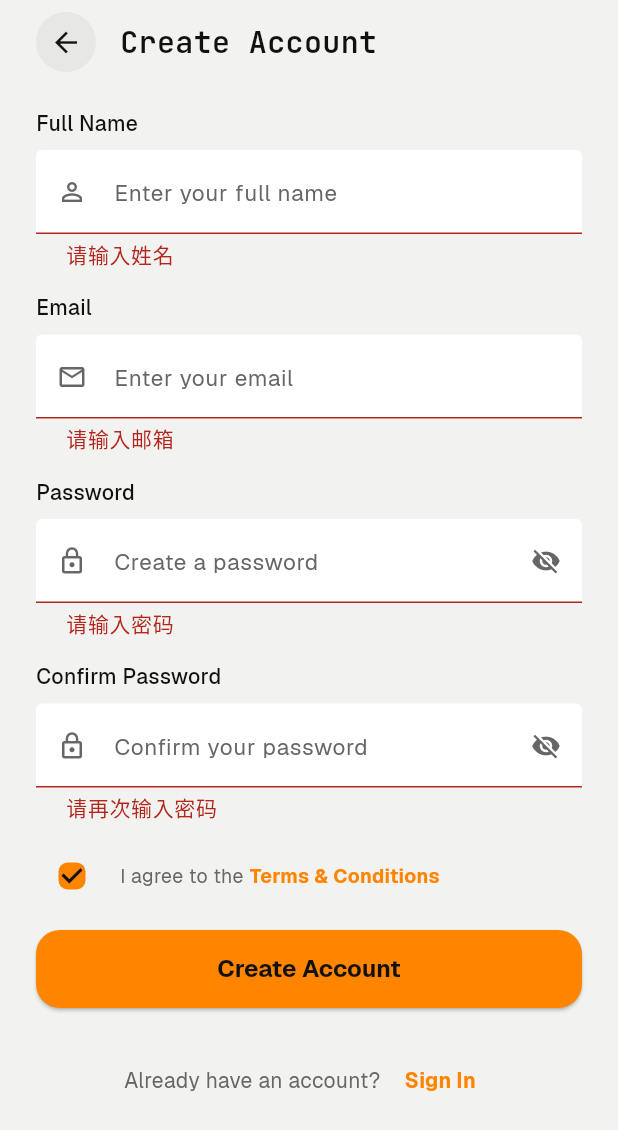
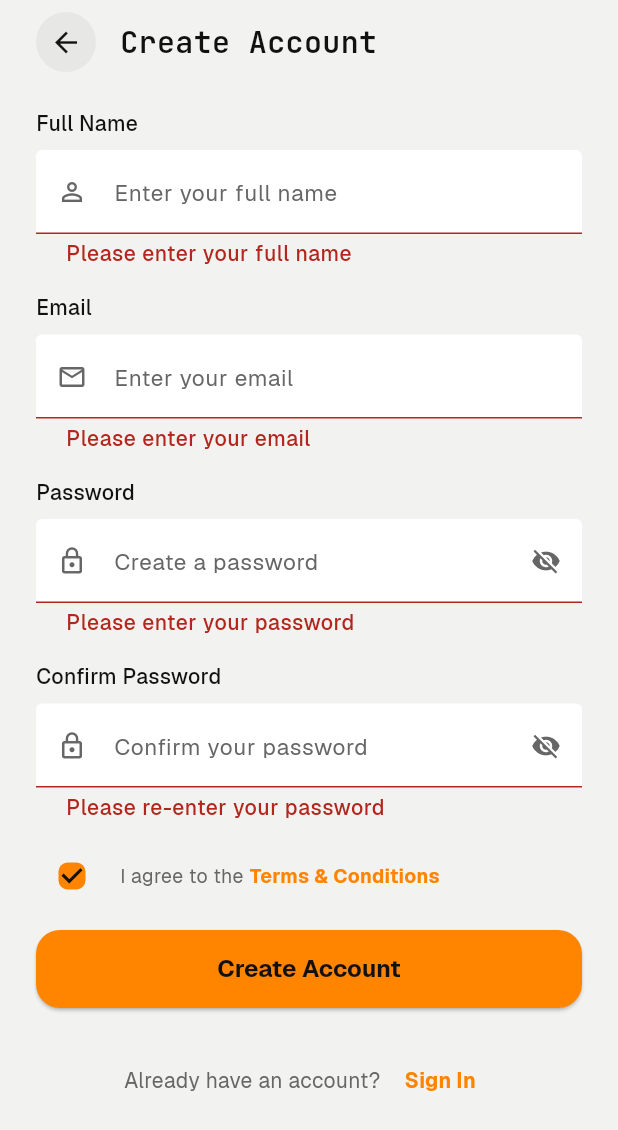
Before and after one commit to laboratoryyingong/fibo-iot-gateway, a Flutter app: the SignUpScreen screen opened by its route, after a tap on "Create Account", on a phone screen of 412 x 824 dp. Shown: the top 1130 px of the screen. Run offline on Flutter 3.47's test engine with Material 3 defaults, Android fonts, the light colour scheme and no system bars; our stand-ins replace parse_server_sdk_flutter; project files that could hold a hidden picture were left out.

Commit message:
Localize auth copy and hide social login

```diff
--- a/fibo_gateway_app/lib/screens/forgot_password_screen.dart
+++ b/fibo_gateway_app/lib/screens/forgot_password_screen.dart
@@ -24,9 +24,9 @@ class _ForgotPasswordScreenState extends State<ForgotPasswordScreen> {
 
   String? _emailValidator(String? value) {
     final text = value?.trim() ?? '';
-    if (text.isEmpty) return '请输入邮箱';
+    if (text.isEmpty) return 'Please enter your email';
     final emailRegex = RegExp(r'^[^@\s]+@[^@\s]+\.[^@\s]+$');
-    if (!emailRegex.hasMatch(text)) return '邮箱格式不正确';
+    if (!emailRegex.hasMatch(text)) return 'Invalid email format';
     return null;
   }
 
@@ -40,7 +40,7 @@ class _ForgotPasswordScreenState extends State<ForgotPasswordScreen> {
         actions: [
           TextButton(
             onPressed: () => Navigator.of(context).pop(),
-            child: const Text('确定'),
+            child: const Text('OK'),
           ),
         ],
       ),
@@ -57,11 +57,11 @@ class _ForgotPasswordScreenState extends State<ForgotPasswordScreen> {
     setState(() => _isLoading = false);
 
     if (response.success) {
-      await _showMessage('已发送', '重置链接已发送到你的邮箱。');
+      await _showMessage('Sent', 'A reset link has been sent to your email.');
       return;
     }
 
-    await _showMessage('发送失败', response.error?.message ?? '请稍后再试');
+    await _showMessage('Send failed', response.error?.message ?? 'Please try again later');
   }
 
   @override
--- a/fibo_gateway_app/lib/screens/login_screen.dart
+++ b/fibo_gateway_app/lib/screens/login_screen.dart
@@ -27,16 +27,16 @@ class _LoginScreenState extends State<LoginScreen> {
 
   String? _emailValidator(String? value) {
     final text = value?.trim() ?? '';
-    if (text.isEmpty) return '请输入邮箱';
+    if (text.isEmpty) return 'Please enter your email';
     final emailRegex = RegExp(r'^[^@\s]+@[^@\s]+\.[^@\s]+$');
-    if (!emailRegex.hasMatch(text)) return '邮箱格式不正确';
+    if (!emailRegex.hasMatch(text)) return 'Invalid email format';
     return null;
   }
 
   String? _passwordValidator(String? value) {
     final text = value ?? '';
-    if (text.isEmpty) return '请输入密码';
-    if (text.length < 6) return '密码至少 6 位';
+    if (text.isEmpty) return 'Please enter your password';
+    if (text.length < 6) return 'Password must be at least 6 characters';
     return null;
   }
 
@@ -50,7 +50,7 @@ class _LoginScreenState extends State<LoginScreen> {
         actions: [
           TextButton(
             onPressed: () => Navigator.of(context).pop(),
-            child: const Text('确定'),
+            child: const Text('OK'),
           ),
         ],
       ),
@@ -74,15 +74,15 @@ class _LoginScreenState extends State<LoginScreen> {
       final loggedInUser = response.result as ParseUser;
       final emailVerified = loggedInUser.get<bool>('emailVerified') ?? false;
       if (!emailVerified) {
-        await _showMessage('请验证邮箱', '你的邮箱尚未验证，请先完成邮箱验证后再登录。');
+        await _showMessage('Please verify your email', 'Your email is not verified. Please verify it before signing in.');
         await loggedInUser.logout();
         return;
       }
-      await _showMessage('登录成功', '欢迎回来！');
+      await _showMessage('Sign-in successful', 'Welcome back!');
       return;
     }
 
-    await _showMessage('登录失败', response.error?.message ?? '请稍后再试');
+    await _showMessage('Sign-in failed', response.error?.message ?? 'Please try again later');
   }
 
   @override
@@ -140,6 +140,10 @@ class _LoginScreenState extends State<LoginScreen> {
                             : const Text('Sign In'),
                       ),
                       const SizedBox(height: 24),
+                      // Social sign-in options are intentionally hidden for now.
+                      // Uncomment this block when enabling Google/Apple sign-in.
+                      /*
+                      const SizedBox(height: 24),
                       Row(
                         children: [
                           const Expanded(child: Divider(color: AppColors.border, height: 1)),
@@ -162,6 +166,7 @@ class _LoginScreenState extends State<LoginScreen> {
                         label: const Text('Apple'),
                       ),
                       const SizedBox(height: 24),
+                      */
                       Row(
                         mainAxisAlignment: MainAxisAlignment.center,
                         children: [
--- a/fibo_gateway_app/lib/screens/signup_screen.dart
+++ b/fibo_gateway_app/lib/screens/signup_screen.dart
@@ -37,22 +37,22 @@ class _SignUpScreenState extends State<SignUpScreen> {
 
   String? _emailValidator(String? value) {
     final text = value?.trim() ?? '';
-    if (text.isEmpty) return '请输入邮箱';
+    if (text.isEmpty) return 'Please enter your email';
     final emailRegex = RegExp(r'^[^@\s]+@[^@\s]+\.[^@\s]+$');
-    if (!emailRegex.hasMatch(text)) return '邮箱格式不正确';
+    if (!emailRegex.hasMatch(text)) return 'Invalid email format';
     return null;
   }
 
   String? _passwordValidator(String? value) {
     final text = value ?? '';
-    if (text.isEmpty) return '请输入密码';
-    if (text.length < 6) return '密码至少 6 位';
+    if (text.isEmpty) return 'Please enter your password';
+    if (text.length < 6) return 'Password must be at least 6 characters';
     return null;
   }
 
   String? _confirmValidator(String? value) {
-    if ((value ?? '').isEmpty) return '请再次输入密码';
-    if (value != _passwordController.text) return '两次密码不一致';
+    if ((value ?? '').isEmpty) return 'Please re-enter your password';
+    if (value != _passwordController.text) return 'Passwords do not match';
     return null;
   }
 
@@ -66,7 +66,7 @@ class _SignUpScreenState extends State<SignUpScreen> {
         actions: [
           TextButton(
             onPressed: () => Navigator.of(context).pop(),
-            child: const Text('确定'),
+            child: const Text('OK'),
           ),
         ],
       ),
@@ -77,7 +77,7 @@ class _SignUpScreenState extends State<SignUpScreen> {
     final formState = _formKey.currentState;
     if (formState == null || !formState.validate()) return;
     if (!_agreeToTerms) {
-      await _showMessage('需要同意条款', '请先同意条款再继续。');
+      await _showMessage('Terms acceptance required', 'Please accept the terms before continuing.');
       return;
     }
 
@@ -92,13 +92,16 @@ class _SignUpScreenState extends State<SignUpScreen> {
     setState(() => _isLoading = false);
 
     if (response.success) {
-      await _showMessage('注册成功', '我们已发送验证邮件，请先完成邮箱验证后再登录。');
+      await _showMessage(
+        'Sign-up successful',
+        'We sent a verification email. Please verify your email before signing in.',
+      );
       if (!mounted) return;
       Navigator.of(context).pushReplacementNamed('/login');
       return;
     }
 
-    await _showMessage('注册失败', response.error?.message ?? '请稍后再试');
+    await _showMessage('Sign-up failed', response.error?.message ?? 'Please try again later');
   }
 
   @override
@@ -140,7 +143,7 @@ class _SignUpScreenState extends State<SignUpScreen> {
                         hint: 'Enter your full name',
                         prefixIcon: Icons.person_outline,
                         controller: _nameController,
-                        validator: (value) => _requiredValidator(value, '请输入姓名'),
+                        validator: (value) => _requiredValidator(value, 'Please enter your full name'),
                       ),
                       const SizedBox(height: 16),
                       AuthTextField(
--- a/fibo_gateway_app/lib/services/parse_config.dart
+++ b/fibo_gateway_app/lib/services/parse_config.dart
@@ -4,5 +4,5 @@ class AppParseConfig {
 
   // NOTE: This should be the Parse Client Key (if your server requires one).
   // Do NOT put the Master Key in a client app.
-  static const String clientKey = '01313340edd241209ec5c76432b66497c1f9749724a304eb7d19766704f2dcde';
+  static const String clientKey = '';
 }
```
